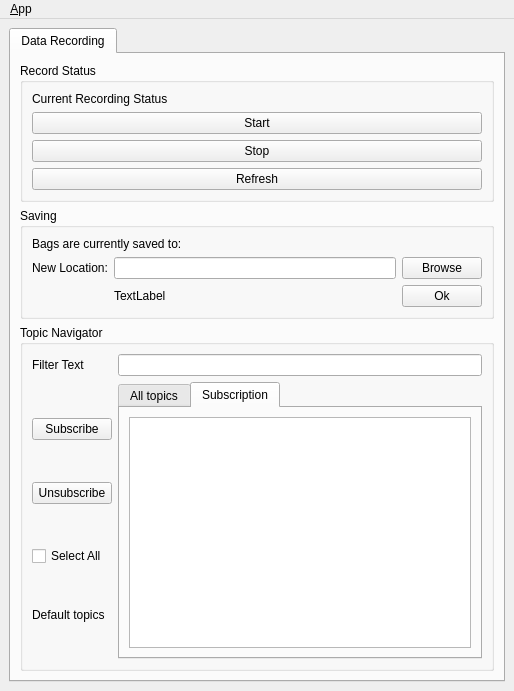
This is ui/main_window.ui in FSC-Lab/ros_logger_gui as Qt 5 draws it before an edit. The edited form follows.
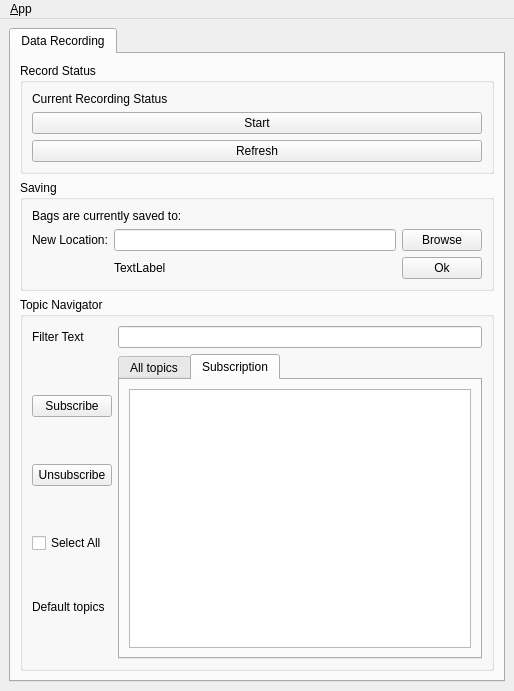
This is the edited form. Icons and pictures are not drawn.

Commit message: Toggle button to start/stop record

What changed in the file:
```diff
--- a/ui/main_window.ui
+++ b/ui/main_window.ui
@@ -53,19 +53,6 @@
            <string>Record Status</string>
           </property>
           <layout class="QGridLayout" name="gridLayout_3">
-           <item row="3" column="1">
-            <widget class="QPushButton" name="button_stop_logging">
-             <property name="sizePolicy">
-              <sizepolicy hsizetype="Preferred" vsizetype="Fixed">
-               <horstretch>0</horstretch>
-               <verstretch>0</verstretch>
-              </sizepolicy>
-             </property>
-             <property name="text">
-              <string>Stop</string>
-             </property>
-            </widget>
-           </item>
            <item row="1" column="1">
             <widget class="QLabel" name="logging_status_flag">
              <property name="sizePolicy">
@@ -92,7 +79,7 @@
              </property>
             </widget>
            </item>
-           <item row="4" column="1">
+           <item row="3" column="1">
             <widget class="QPushButton" name="button_refresh_state">
              <property name="text">
               <string>Refresh</string>
```
Left out of the diff: 2 changed lines with no effect on the pictures. The commit also changes 2 other files.
